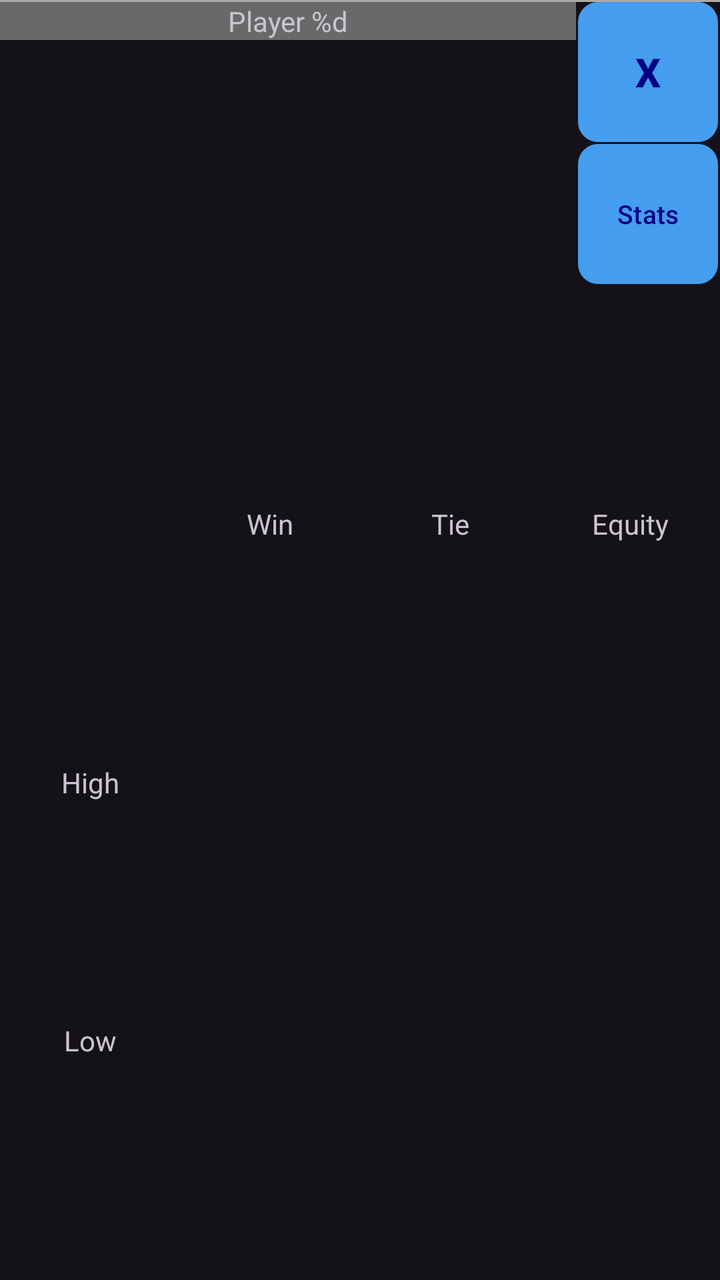
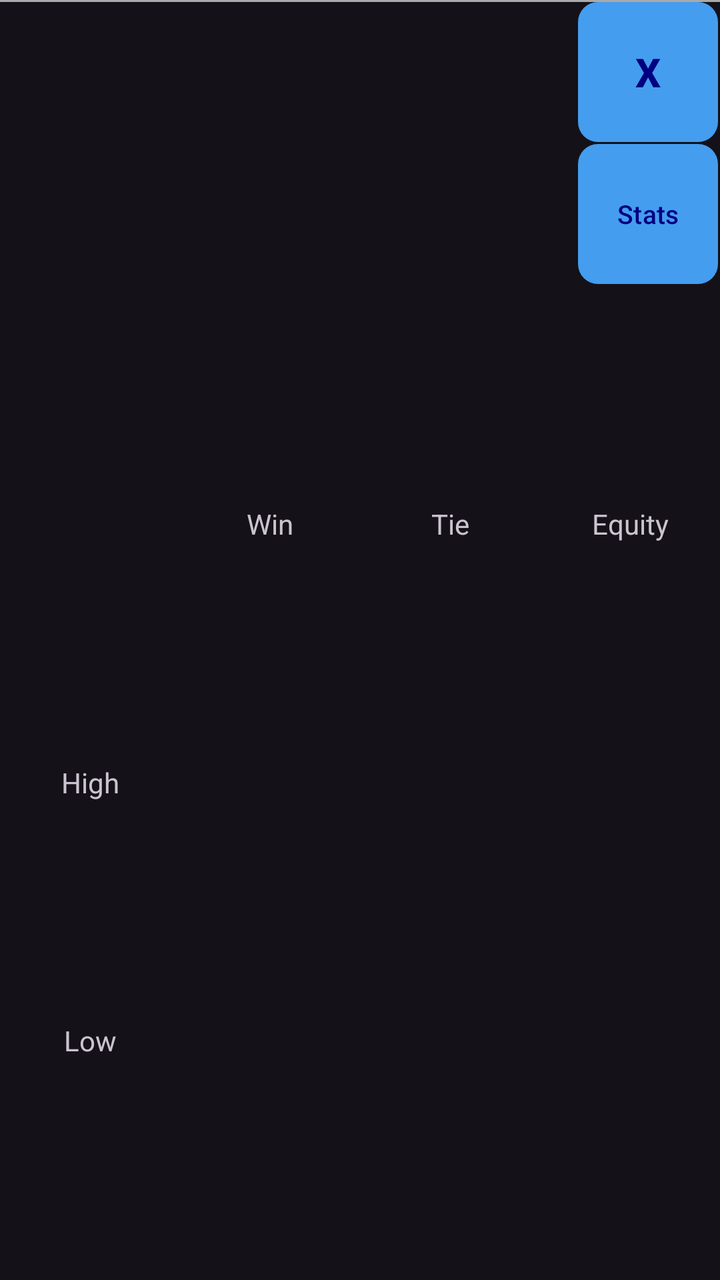

Compare the two renders of this Android layout. The source of the first and the diff that turns it into the second are given below.
<!-- AndroidManifest.xml: application theme Theme.CJPokerOddsCalculator -->
<!-- res/layout/omaha_hilo_player_row.xml -->
<?xml version="1.0" encoding="utf-8"?>
<androidx.constraintlayout.widget.ConstraintLayout
    xmlns:android="http://schemas.android.com/apk/res/android"
    xmlns:app="http://schemas.android.com/apk/res-auto"
    android:layout_width="match_parent"
    android:layout_height="wrap_content">

    <View
        android:id="@+id/divider"
        android:layout_width="match_parent"
        android:layout_height="1dp"
        android:background="@android:color/darker_gray"
        app:layout_constraintTop_toTopOf="parent" />

    <TextView
        android:id="@+id/player_text"
        android:text="@string/player"
        android:gravity="center_horizontal"
        android:layout_width="0dp"
        android:layout_height="wrap_content"
        android:background="#696969"
        app:layout_constraintTop_toBottomOf="@id/divider"
        app:layout_constraintLeft_toLeftOf="parent"
        app:layout_constraintWidth_percent="0.8"/>

    <com.google.android.material.button.MaterialButton
        android:id="@+id/remove"
        android:layout_width="0dp"
        android:layout_height="0dp"
        android:text="@string/remove_player"
        android:textStyle="bold"
        android:textSize="20sp"
        android:layout_margin="1dp"
        android:insetTop="0dp"
        android:insetBottom="0dp"
        android:padding="0dp"
        app:cornerRadius="10dp"
        app:layout_constraintDimensionRatio="1:1"
        app:layout_constraintTop_toBottomOf="@id/divider"
        app:layout_constraintBottom_toTopOf="@id/stats_button"
        app:layout_constraintLeft_toRightOf="@id/player_text"
        app:layout_constraintRight_toRightOf="parent" />

    <com.google.android.material.button.MaterialButton
        android:id="@+id/stats_button"
        android:layout_width="0dp"
        android:layout_height="0dp"
        android:text="@string/stats"
        android:textSize="13sp"
        android:layout_margin="1dp"
        android:insetTop="0dp"
        android:insetBottom="0dp"
        android:padding="0dp"
        app:cornerRadius="10dp"
        app:layout_constraintDimensionRatio="1:1"
        app:layout_constraintTop_toBottomOf="@id/remove"
        app:layout_constraintLeft_toRightOf="@id/player_text"
        app:layout_constraintRight_toRightOf="parent" />

    <androidx.appcompat.widget.AppCompatTextView
        android:id="@+id/win_text"
        android:layout_width="0dp"
        android:layout_height="wrap_content"
        android:textSize="14sp"
        android:text="@string/win"
        android:gravity="center"
        app:layout_constraintTop_toBottomOf="@id/stats_button"
        app:layout_constraintBottom_toTopOf="@id/high_text"
        app:layout_constraintLeft_toRightOf="@id/high_text"
        app:layout_constraintRight_toLeftOf="@id/tie_text" />

    <androidx.appcompat.widget.AppCompatTextView
        android:id="@+id/tie_text"
        android:layout_width="0dp"
        android:layout_height="wrap_content"
        android:textSize="14sp"
        android:text="@string/tie"
        android:gravity="center"
        app:layout_constraintTop_toBottomOf="@id/stats_button"
        app:layout_constraintBottom_toTopOf="@id/high_text"
        app:layout_constraintLeft_toRightOf="@id/win_text"
        app:layout_constraintRight_toLeftOf="@id/equity_text" />

    <androidx.appcompat.widget.AppCompatTextView
        android:id="@+id/equity_text"
        android:layout_width="0dp"
        android:layout_height="wrap_content"
        android:textSize="14sp"
        android:text="@string/equity"
        android:gravity="center"
        app:layout_constraintTop_toBottomOf="@id/stats_button"
        app:layout_constraintBottom_toTopOf="@id/high_text"
        app:layout_constraintLeft_toRightOf="@id/tie_text"
        app:layout_constraintRight_toRightOf="parent" />

    <androidx.appcompat.widget.AppCompatTextView
        android:id="@+id/high_text"
        android:layout_width="0dp"
        android:layout_height="wrap_content"
        android:textSize="14sp"
        android:text="@string/high"
        android:gravity="center"
        app:layout_constraintHorizontal_chainStyle="spread_inside"
        app:layout_constraintTop_toBottomOf="@id/win_text"
        app:layout_constraintBottom_toTopOf="@id/low_text"
        app:layout_constraintLeft_toLeftOf="parent"
        app:layout_constraintRight_toLeftOf="@id/win" />

    <androidx.appcompat.widget.AppCompatTextView
        android:id="@+id/win"
        android:layout_width="0dp"
        android:layout_height="wrap_content"
        android:textSize="14sp"
        android:gravity="center"
        app:layout_constraintHorizontal_chainStyle="spread_inside"
        app:layout_constraintTop_toTopOf="@id/high_text"
        app:layout_constraintBottom_toBottomOf="@id/high_text"
        app:layout_constraintLeft_toRightOf="@id/high_text"
        app:layout_constraintRight_toLeftOf="@id/tie" />

    <androidx.appcompat.widget.AppCompatTextView
        android:id="@+id/tie"
        android:layout_width="0dp"
        android:layout_height="wrap_content"
        android:textSize="14sp"
        android:gravity="center"
        app:layout_constraintTop_toTopOf="@id/high_text"
        app:layout_constraintBottom_toBottomOf="@id/high_text"
        app:layout_constraintLeft_toRightOf="@id/win"
        app:layout_constraintRight_toLeftOf="@id/equity" />

    <androidx.appcompat.widget.AppCompatTextView
        android:id="@+id/equity"
        android:layout_width="0dp"
        android:layout_height="wrap_content"
        android:textSize="25sp"
        android:gravity="center"
        app:layout_constraintTop_toTopOf="@id/high_text"
        app:layout_constraintBottom_toBottomOf="@id/low_text"
        app:layout_constraintLeft_toRightOf="@id/tie"
        app:layout_constraintRight_toRightOf="parent" />

    <androidx.appcompat.widget.AppCompatTextView
        android:id="@+id/low_text"
        android:layout_width="0dp"
        android:layout_height="wrap_content"
        android:textSize="14sp"
        android:text="@string/low"
        android:gravity="center"
        app:layout_constraintHorizontal_chainStyle="spread_inside"
        app:layout_constraintTop_toBottomOf="@id/high_text"
        app:layout_constraintBottom_toTopOf="@id/stats_view"
        app:layout_constraintLeft_toLeftOf="parent"
        app:layout_constraintRight_toLeftOf="@id/win_low" />

    <androidx.appcompat.widget.AppCompatTextView
        android:id="@+id/win_low"
        android:layout_width="0dp"
        android:layout_height="wrap_content"
        android:textSize="14sp"
        android:gravity="center"
        app:layout_constraintHorizontal_chainStyle="spread_inside"
        app:layout_constraintTop_toTopOf="@id/low_text"
        app:layout_constraintBottom_toBottomOf="@id/low_text"
        app:layout_constraintLeft_toRightOf="@id/low_text"
        app:layout_constraintRight_toLeftOf="@id/tie_low" />

    <androidx.appcompat.widget.AppCompatTextView
        android:id="@+id/tie_low"
        android:layout_width="0dp"
        android:layout_height="wrap_content"
        android:textSize="14sp"
        android:gravity="center"
        app:layout_constraintTop_toTopOf="@id/low_text"
        app:layout_constraintBottom_toBottomOf="@id/low_text"
        app:layout_constraintLeft_toRightOf="@id/win_low"
        app:layout_constraintRight_toLeftOf="@id/equity" />

    <include
        android:id="@+id/stats_view"
        layout="@layout/stats_layout"
        android:layout_width="match_parent"
        android:layout_height="wrap_content"
        android:layout_marginTop="10dp"
        app:layout_constraintTop_toBottomOf="@id/low_text"
        app:layout_constraintBottom_toBottomOf="parent"
        app:layout_constraintLeft_toLeftOf="parent"
        app:layout_constraintRight_toRightOf="parent" />

</androidx.constraintlayout.widget.ConstraintLayout>
<!-- res/layout/stats_layout.xml (included above) -->
<androidx.constraintlayout.widget.ConstraintLayout
    xmlns:android="http://schemas.android.com/apk/res/android"
    xmlns:app="http://schemas.android.com/apk/res-auto"
    android:layout_width="match_parent"
    android:layout_height="wrap_content"
    android:visibility="gone" >

    <androidx.constraintlayout.widget.Guideline
        android:id="@+id/guideline_1"
        android:layout_width="wrap_content"
        android:layout_height="wrap_content"
        android:orientation="vertical"
        app:layout_constraintGuide_percent="0.05" />

    <androidx.constraintlayout.widget.Guideline
        android:id="@+id/guideline_2"
        android:layout_width="wrap_content"
        android:layout_height="wrap_content"
        android:orientation="vertical"
        app:layout_constraintGuide_percent="0.4" />

    <androidx.constraintlayout.widget.Guideline
        android:id="@+id/guideline_3"
        android:layout_width="wrap_content"
        android:layout_height="wrap_content"
        android:orientation="vertical"
        app:layout_constraintGuide_percent="0.6" />

    <androidx.constraintlayout.widget.Guideline
        android:id="@+id/guideline_4"
        android:layout_width="wrap_content"
        android:layout_height="wrap_content"
        android:orientation="vertical"
        app:layout_constraintGuide_percent="0.95" />

    <TextView
        android:id="@+id/high_card_text"
        android:text="@string/high_card"
        app:layout_constraintTop_toTopOf="parent"
        app:layout_constraintLeft_toRightOf="@id/guideline_1"
        app:layout_constraintRight_toLeftOf="@id/high_card"
        style="@style/StatsText"/>

    <TextView
        android:id="@+id/high_card"
        app:layout_constraintTop_toTopOf="parent"
        app:layout_constraintLeft_toRightOf="@id/high_card_text"
        app:layout_constraintRight_toLeftOf="@id/guideline_2"
        style="@style/StatsText"/>

    <TextView
        android:id="@+id/flush_text"
        android:text="@string/flush"
        app:layout_constraintTop_toTopOf="parent"
        app:layout_constraintLeft_toRightOf="@id/guideline_3"
        app:layout_constraintRight_toLeftOf="@id/flush"
        style="@style/StatsText"/>

    <TextView
        android:id="@+id/flush"
        app:layout_constraintTop_toTopOf="parent"
        app:layout_constraintLeft_toRightOf="@id/flush_text"
        app:layout_constraintRight_toLeftOf="@id/guideline_4"
        style="@style/StatsText"/>

    <TextView
        android:id="@+id/one_pair_text"
        android:text="@string/one_pair"
        app:layout_constraintTop_toBottomOf="@id/high_card_text"
        app:layout_constraintLeft_toRightOf="@id/guideline_1"
        app:layout_constraintRight_toLeftOf="@id/one_pair"
        style="@style/StatsText"/>

    <TextView
        android:id="@+id/one_pair"
        app:layout_constraintTop_toBottomOf="@id/high_card"
        app:layout_constraintLeft_toRightOf="@id/one_pair_text"
        app:layout_constraintRight_toLeftOf="@id/guideline_2"
        style="@style/StatsText"/>

    <TextView
        android:id="@+id/full_house_text"
        android:text="@string/full_house"
        app:layout_constraintTop_toBottomOf="@id/flush_text"
        app:layout_constraintLeft_toRightOf="@id/guideline_3"
        app:layout_constraintRight_toLeftOf="@id/full_house"
        style="@style/StatsText"/>

    <TextView
        android:id="@+id/full_house"
        app:layout_constraintTop_toBottomOf="@id/flush"
        app:layout_constraintLeft_toRightOf="@id/full_house_text"
        app:layout_constraintRight_toLeftOf="@id/guideline_4"
        style="@style/StatsText"/>

    <TextView
        android:id="@+id/two_pair_text"
        android:text="@string/two_pair"
        app:layout_constraintTop_toBottomOf="@id/one_pair_text"
        app:layout_constraintLeft_toRightOf="@id/guideline_1"
        app:layout_constraintRight_toLeftOf="@id/two_pair"
        style="@style/StatsText"/>

    <TextView
        android:id="@+id/two_pair"
        app:layout_constraintTop_toBottomOf="@id/one_pair"
        app:layout_constraintLeft_toRightOf="@id/two_pair_text"
        app:layout_constraintRight_toLeftOf="@id/guideline_2"
        style="@style/StatsText"/>

    <TextView
        android:id="@+id/four_of_a_kind_text"
        android:text="@string/_4_of_a_kind"
        app:layout_constraintTop_toBottomOf="@id/full_house_text"
        app:layout_constraintLeft_toRightOf="@id/guideline_3"
        app:layout_constraintRight_toLeftOf="@id/four_of_a_kind"
        style="@style/StatsText"/>

    <TextView
        android:id="@+id/four_of_a_kind"
        app:layout_constraintTop_toBottomOf="@id/full_house"
        app:layout_constraintLeft_toRightOf="@id/four_of_a_kind_text"
        app:layout_constraintRight_toLeftOf="@id/guideline_4"
        style="@style/StatsText"/>

    <TextView
        android:id="@+id/three_of_a_kind_text"
        android:text="@string/_3_of_a_kind"
        app:layout_constraintTop_toBottomOf="@id/two_pair_text"
        app:layout_constraintLeft_toRightOf="@id/guideline_1"
        app:layout_constraintRight_toLeftOf="@id/three_of_a_kind"
        style="@style/StatsText"/>

    <TextView
        android:id="@+id/three_of_a_kind"
        app:layout_constraintTop_toBottomOf="@id/two_pair"
        app:layout_constraintLeft_toRightOf="@id/three_of_a_kind_text"
        app:layout_constraintRight_toLeftOf="@id/guideline_2"
        style="@style/StatsText"/>

    <TextView
        android:id="@+id/straight_flush_text"
        android:text="@string/straight_flush"
        app:layout_constraintTop_toBottomOf="@id/four_of_a_kind_text"
        app:layout_constraintBottom_toTopOf="@id/straight_text"
        app:layout_constraintLeft_toRightOf="@id/guideline_3"
        app:layout_constraintRight_toLeftOf="@id/straight_flush"
        style="@style/StatsText"/>

    <TextView
        android:id="@+id/straight_flush"
        app:layout_constraintTop_toBottomOf="@id/four_of_a_kind"
        app:layout_constraintLeft_toRightOf="@id/straight_flush_text"
        app:layout_constraintRight_toLeftOf="@id/guideline_4"
        style="@style/StatsText"/>

    <TextView
        android:id="@+id/straight_text"
        android:text="@string/straight"
        app:layout_constraintTop_toBottomOf="@id/three_of_a_kind_text"
        app:layout_constraintLeft_toRightOf="@id/guideline_1"
        app:layout_constraintRight_toLeftOf="@id/straight"
        style="@style/StatsText"/>

    <TextView
        android:id="@+id/straight"
        app:layout_constraintTop_toBottomOf="@id/three_of_a_kind"
        app:layout_constraintLeft_toRightOf="@id/straight_text"
        app:layout_constraintRight_toLeftOf="@id/guideline_2"
        style="@style/StatsText"/>

</androidx.constraintlayout.widget.ConstraintLayout>
<!-- resources referenced by this layout -->
<resources>
  <string name="_3_of_a_kind">3 of a Kind</string>
  <string name="_4_of_a_kind">4 of a Kind</string>
  <string name="equity">Equity</string>
  <string name="flush">Flush</string>
  <string name="full_house">Full House</string>
  <string name="high">High</string>
  <string name="high_card">High Card</string>
  <string name="low">Low</string>
  <string name="one_pair">One Pair</string>
  <string name="player">Player %d</string>
  <string name="remove_player">X</string>
  <string name="stats">Stats</string>
  <string name="straight">Straight</string>
  <string name="straight_flush">Straight Flush</string>
  <string name="tie">Tie</string>
  <string name="two_pair">Two Pair</string>
  <string name="win">Win</string>
  <style name="StatsText" parent="Widget.AppCompat.TextView">
          <item name="android:layout_width">wrap_content</item>
          <item name="android:layout_height">wrap_content</item>
          <item name="android:textSize">12sp</item>
          <item name="layout_constraintHorizontal_chainStyle">spread_inside</item>
      </style>
  <style name="Theme.CJPokerOddsCalculator" parent="Base.Theme.CJPokerOddsCalculator" />
  <style name="Base.Theme.CJPokerOddsCalculator" parent="Theme.Material3.Dark.NoActionBar">
          <item name="colorPrimary">#449DEF</item>
          <item name="colorOnPrimary">#000080</item>
          <item name="colorPrimaryDark">#000000</item>
      </style>
</resources>

<!-- the commit's change to res/layout/omaha_hilo_player_row.xml (unified diff, before → after) -->
@@ -12,16 +12,20 @@
         android:background="@android:color/darker_gray"
         app:layout_constraintTop_toTopOf="parent" />
 
-    <TextView
-        android:id="@+id/player_text"
-        android:text="@string/player"
-        android:gravity="center_horizontal"
-        android:layout_width="0dp"
-        android:layout_height="wrap_content"
-        android:background="#696969"
+    <Space
+        android:id="@+id/space_above_cards"
+        android:layout_width="0dp"
+        android:layout_height="8dp"
         app:layout_constraintTop_toBottomOf="@id/divider"
         app:layout_constraintLeft_toLeftOf="parent"
-        app:layout_constraintWidth_percent="0.8"/>
+        app:layout_constraintWidth_percent="0.8" />
+
+    <Space
+        android:id="@+id/space_below_cards"
+        android:layout_width="0dp"
+        android:layout_height="8dp"
+        app:layout_constraintLeft_toLeftOf="parent"
+        app:layout_constraintWidth_percent="0.8" />
 
     <com.google.android.material.button.MaterialButton
         android:id="@+id/remove"
@@ -38,7 +42,7 @@
         app:layout_constraintDimensionRatio="1:1"
         app:layout_constraintTop_toBottomOf="@id/divider"
         app:layout_constraintBottom_toTopOf="@id/stats_button"
-        app:layout_constraintLeft_toRightOf="@id/player_text"
+        app:layout_constraintLeft_toRightOf="@id/space_above_cards"
         app:layout_constraintRight_toRightOf="parent" />
 
     <com.google.android.material.button.MaterialButton
@@ -54,7 +58,7 @@
         app:cornerRadius="10dp"
         app:layout_constraintDimensionRatio="1:1"
         app:layout_constraintTop_toBottomOf="@id/remove"
-        app:layout_constraintLeft_toRightOf="@id/player_text"
+        app:layout_constraintLeft_toRightOf="@id/space_above_cards"
         app:layout_constraintRight_toRightOf="parent" />
 
     <androidx.appcompat.widget.AppCompatTextView
<!-- resource entries referenced after the edit -->
@@ -9,7 +9,6 @@
   <string name="high_card">High Card</string>
   <string name="low">Low</string>
   <string name="one_pair">One Pair</string>
-  <string name="player">Player %d</string>
   <string name="remove_player">X</string>
   <string name="stats">Stats</string>
   <string name="straight">Straight</string>
